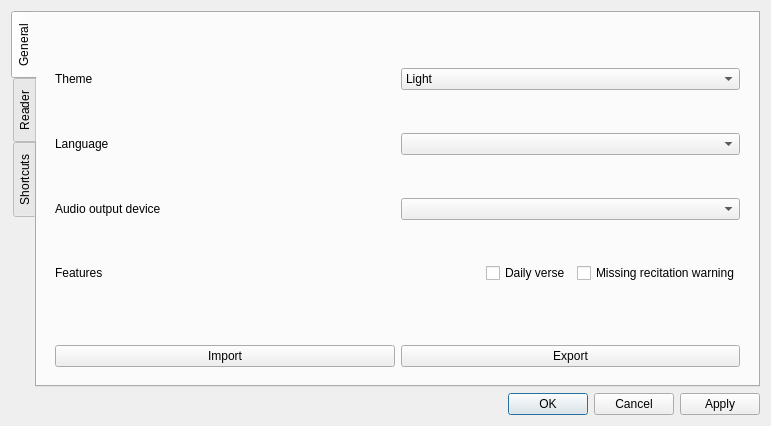
Before: the Qt Designer form src/dialogs/settingsdialog.ui in 0xzer0x/quran-companion, drawn with Qt 5.
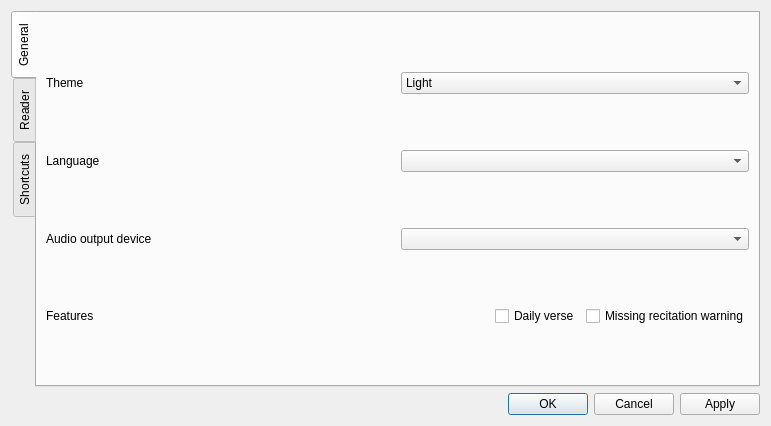
After: the same form once the commit is applied.

Commit message: feat: move import and export options to file menu

```diff
--- a/src/dialogs/settingsdialog.ui
+++ b/src/dialogs/settingsdialog.ui
@@ -38,9 +38,6 @@
       <attribute name="title">
        <string>General</string>
       </attribute>
-      <layout class="QVBoxLayout" name="verticalLayout_7" stretch="1,0">
-       <item>
-        <widget class="QFrame" name="frmGeneral">
          <layout class="QVBoxLayout" name="verticalLayout_2">
           <item>
            <layout class="QHBoxLayout" name="horizontalLayout">
@@ -137,29 +134,6 @@
              </widget>
             </item>
            </layout>
-          </item>
-         </layout>
-        </widget>
-       </item>
-       <item>
-        <widget class="QFrame" name="frmImportExport">
-         <layout class="QHBoxLayout" name="horizontalLayout_6">
-          <item>
-           <widget class="QPushButton" name="btnImport">
-            <property name="text">
-             <string>Import</string>
-            </property>
-           </widget>
-          </item>
-          <item>
-           <widget class="QPushButton" name="btnExport">
-            <property name="text">
-             <string>Export</string>
-            </property>
-           </widget>
-          </item>
-         </layout>
-        </widget>
        </item>
       </layout>
      </widget>
```
Lines whose indentation alone changed are shown as unchanged. The commit also changes 8 other files.
